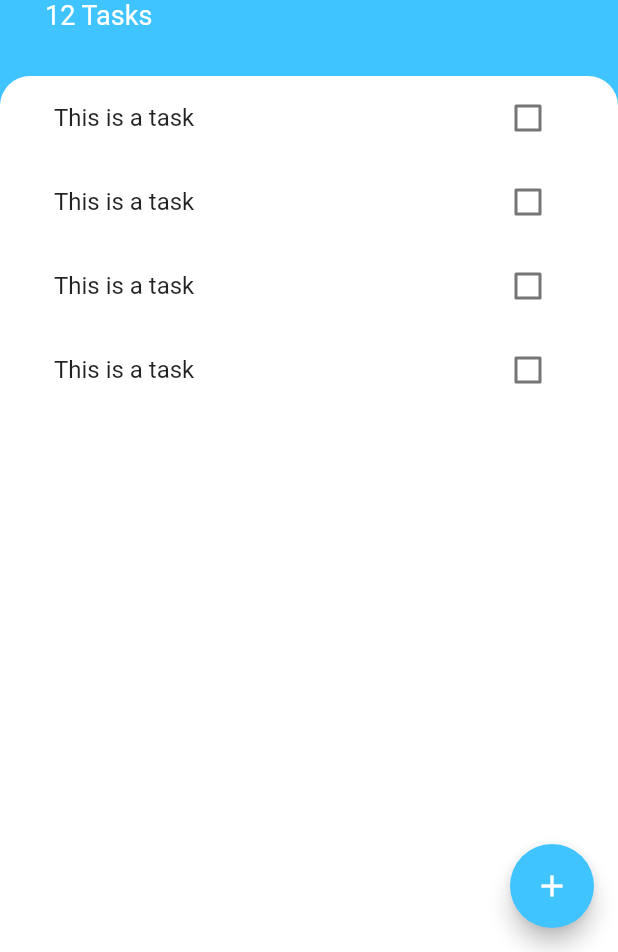
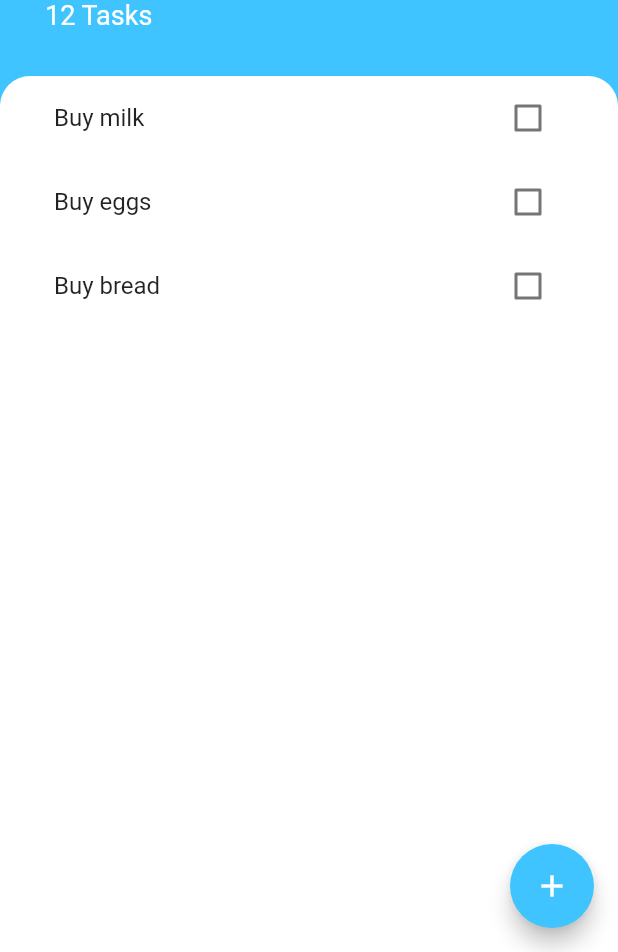
Before and after one commit to dukho/flutter-todo, a Flutter app: the screen it shows after launch, on a phone screen of 412 x 824 dp, the part 284-1236 px from its top. Run offline on Flutter 3.47's test engine with Material 2 defaults, Android fonts, the phone set to English and light mode, and no system bars.

Commit message:
Make ListView dynamic

```diff
--- /dev/null
+++ b/lib/models/task.dart
@@ -0,0 +1,11 @@
+class Task {
+
+  final String name;
+  bool isDone;
+
+  Task({this.name, this.isDone = false});
+
+  void toggleDone() {
+    isDone = !isDone;
+  }
+}
--- a/lib/widgets/tasks_list.dart
+++ b/lib/widgets/tasks_list.dart
@@ -1,17 +1,34 @@
 import 'package:flutter/material.dart';
+import 'package:todo_flutter/models/task.dart';
 import 'package:todo_flutter/widgets/tasks_tile.dart';
 
-class TasksList extends StatelessWidget {
+class TasksList extends StatefulWidget {
+  @override
+  _TasksListState createState() => _TasksListState();
+}
+
+class _TasksListState extends State<TasksList> {
+  List<Task> tasks = [
+    Task(name: "Buy milk"),
+    Task(name: "Buy eggs"),
+    Task(name: "Buy bread"),
+  ];
 
   @override
   Widget build(BuildContext context) {
-    return ListView(
-      children: <Widget>[
-        TaskTile(),
-        TaskTile(),
-        TaskTile(),
-        TaskTile(),
-      ],
+    return ListView.builder(
+      itemBuilder: (context, index) {
+        return TaskTile(
+          taskTitle: tasks[index].name,
+          isChecked: tasks[index].isDone,
+          checkboxCallback: (bool checkboxState) {
+            setState(() {
+              tasks[index].toggleDone();
+            });
+          }
+        );
+      },
+      itemCount: tasks.length,
     );
   }
 }
--- a/lib/widgets/tasks_tile.dart
+++ b/lib/widgets/tasks_tile.dart
@@ -1,43 +1,28 @@
 import 'package:flutter/material.dart';
 
-class TaskTile extends StatefulWidget {
-  @override
-  _TaskTileState createState() => _TaskTileState();
-}
+class TaskTile extends StatelessWidget {
+  final bool isChecked;
+  final String taskTitle;
+  final Function checkboxCallback;
 
-class _TaskTileState extends State<TaskTile> {
-  bool isChecked = false;
+  TaskTile({this.isChecked, this.taskTitle, this.checkboxCallback});
 
   @override
   Widget build(BuildContext context) {
     return ListTile(
       title: Text(
-        'This is a task',
+        taskTitle,
         style: TextStyle(
           decoration: isChecked ? TextDecoration.lineThrough : null,
         ),
       ),
-      trailing: new TaskCheckbox(isChecked, (bool checkboxState) {
-        setState(() {
-          isChecked = checkboxState;
-        });
-      }),
+      trailing: Checkbox(
+        value: isChecked,
+        activeColor: Colors.lightBlueAccent,
+        onChanged: checkboxCallback,
+      ),
     );
   }
 }
 
-class TaskCheckbox extends StatelessWidget {
-  final bool checkboxState;
-  final Function toggleCheckboxState;
-
-  TaskCheckbox(this.checkboxState, this.toggleCheckboxState);
-
-  @override
-  Widget build(BuildContext context) {
-    return Checkbox(
-      value: checkboxState,
-      activeColor: Colors.lightBlueAccent,
-      onChanged: toggleCheckboxState,
-    );
-  }
-}
+//
```
